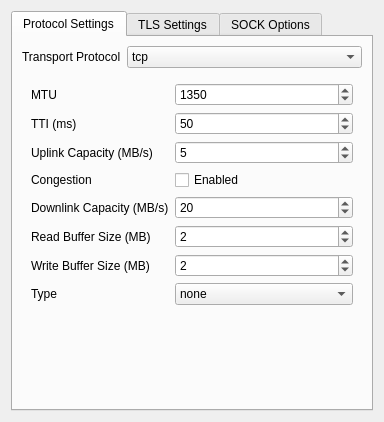
This is src/ui/widgets/StreamSettingsWidget.ui in Qv2ray/Qv2ray as Qt 5 draws it before an edit. The edited form follows.
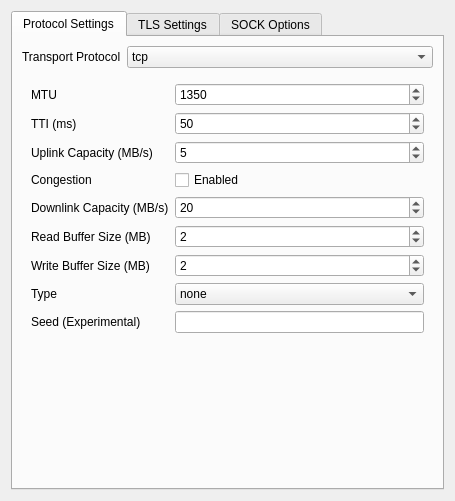
This is the edited form. The open tabs and pages were chosen to show the change.

Commit message: add: add support for mKCP seed

```diff
--- a/src/ui/widgets/StreamSettingsWidget.ui
+++ b/src/ui/widgets/StreamSettingsWidget.ui
@@ -6,8 +6,8 @@
    <rect>
     <x>0</x>
     <y>0</y>
-    <width>384</width>
-    <height>422</height>
+    <width>455</width>
+    <height>501</height>
    </rect>
   </property>
   <property name="windowTitle">
@@ -437,18 +437,15 @@
              </item>
             </widget>
            </item>
-           <item row="8" column="0" colspan="2">
-            <spacer name="verticalSpacer">
-             <property name="orientation">
-              <enum>Qt::Vertical</enum>
+           <item row="8" column="0">
+            <widget class="QLabel" name="label_13">
+             <property name="text">
+              <string>Seed (Experimental)</string>
              </property>
-             <property name="sizeHint" stdset="0">
-              <size>
-               <width>20</width>
-               <height>40</height>
-              </size>
-             </property>
-            </spacer>
+            </widget>
+           </item>
+           <item row="8" column="1">
+            <widget class="QLineEdit" name="kcpSeedTxt"/>
            </item>
           </layout>
          </widget>
```
The commit also changes 8 other files.
